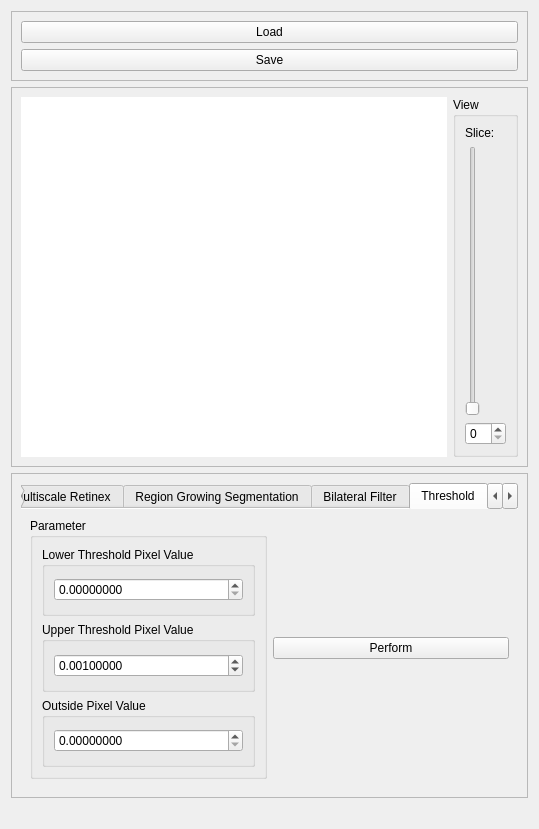
This is source/modules/image_widget/ImageWidget.ui in josefkoller/ambient_image_processor as Qt 5 draws it before an edit. The edited form follows.
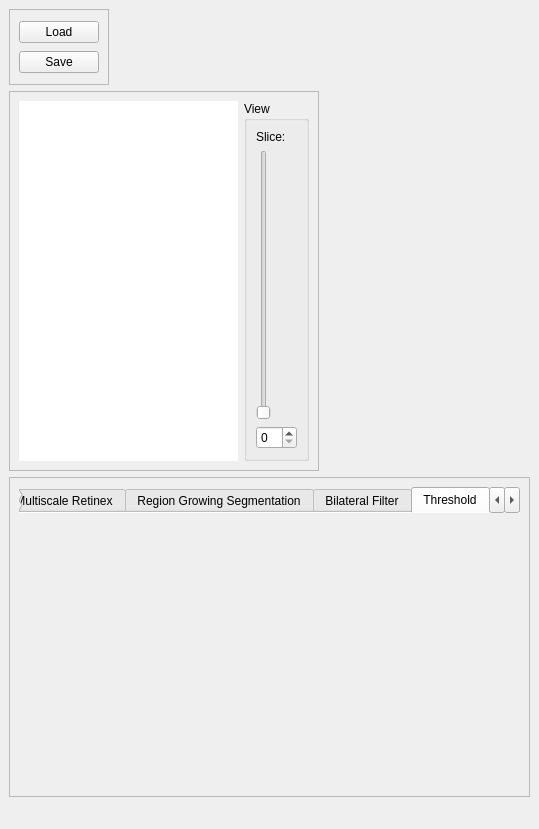
This is the edited form. The open tabs and pages were chosen to show the change. Custom widgets are drawn as their Qt base class.

Commit message: threshold module

```diff
--- a/source/modules/image_widget/ImageWidget.ui
+++ b/source/modules/image_widget/ImageWidget.ui
@@ -13,12 +13,18 @@
   <property name="windowTitle">
    <string>Form</string>
   </property>
-  <layout class="QVBoxLayout" name="verticalLayout">
-   <item>
     <widget class="QFrame" name="load_save_panel">
      <property name="enabled">
       <bool>true</bool>
      </property>
+   <property name="geometry">
+    <rect>
+     <x>9</x>
+     <y>9</y>
+     <width>100</width>
+     <height>76</height>
+    </rect>
+   </property>
      <property name="frameShape">
       <enum>QFrame::StyledPanel</enum>
      </property>
@@ -42,9 +48,15 @@
       </item>
      </layout>
     </widget>
-   </item>
-   <item>
     <widget class="QScrollArea" name="scrollAreaImage">
+   <property name="geometry">
+    <rect>
+     <x>9</x>
+     <y>91</y>
+     <width>310</width>
+     <height>380</height>
+    </rect>
+   </property>
      <property name="minimumSize">
       <size>
        <width>310</width>
@@ -59,7 +71,7 @@
        <rect>
         <x>0</x>
         <y>0</y>
-        <width>519</width>
+      <width>308</width>
         <height>378</height>
        </rect>
       </property>
@@ -145,9 +157,15 @@
       </layout>
      </widget>
     </widget>
-   </item>
-   <item>
     <widget class="QScrollArea" name="scrollAreaPanel">
+   <property name="geometry">
+    <rect>
+     <x>9</x>
+     <y>477</y>
+     <width>521</width>
+     <height>320</height>
+    </rect>
+   </property>
      <property name="minimumSize">
       <size>
        <width>0</width>
@@ -161,9 +179,9 @@
       <property name="geometry">
        <rect>
         <x>0</x>
-        <y>-17</y>
-        <width>505</width>
-        <height>335</height>
+      <y>0</y>
+      <width>519</width>
+      <height>318</height>
        </rect>
       </property>
       <layout class="QVBoxLayout" name="verticalLayout_10">
@@ -285,77 +303,7 @@
           </attribute>
           <layout class="QHBoxLayout" name="horizontalLayout_10">
            <item>
-            <widget class="QGroupBox" name="groupBox_10">
-             <property name="title">
-              <string>Parameter</string>
-             </property>
-             <layout class="QVBoxLayout" name="verticalLayout_12">
-              <item>
-               <widget class="QGroupBox" name="groupBox_11">
-                <property name="title">
-                 <string>Lower Threshold Pixel Value</string>
-                </property>
-                <layout class="QVBoxLayout" name="verticalLayout_13">
-                 <item>
-                  <widget class="QDoubleSpinBox" name="lowerThresholdSpinbox">
-                   <property name="decimals">
-                    <number>8</number>
-                   </property>
-                   <property name="maximum">
-                    <double>10000.000000000000000</double>
-                   </property>
-                   <property name="value">
-                    <double>0.000000000000000</double>
-                   </property>
-                  </widget>
-                 </item>
-                </layout>
-               </widget>
-              </item>
-              <item>
-               <widget class="QGroupBox" name="groupBox_12">
-                <property name="title">
-                 <string>Upper Threshold Pixel Value</string>
-                </property>
-                <layout class="QHBoxLayout" name="horizontalLayout_11">
-                 <item>
-                  <widget class="QDoubleSpinBox" name="upperThresholdSpinbox">
-                   <property name="decimals">
-                    <number>8</number>
-                   </property>
-                   <property name="value">
-                    <double>0.001000000000000</double>
-                   </property>
-                  </widget>
-                 </item>
-                </layout>
-               </widget>
-              </item>
-              <item>
-               <widget class="QGroupBox" name="sdfsdf">
-                <property name="title">
-                 <string>Outside Pixel Value</string>
-                </property>
-                <layout class="QVBoxLayout" name="verticalLayout_14">
-                 <item>
-                  <widget class="QDoubleSpinBox" name="outsideSpinbox">
-                   <property name="decimals">
-                    <number>8</number>
-                   </property>
-                  </widget>
-                 </item>
-                </layout>
-               </widget>
-              </item>
-             </layout>
-            </widget>
-           </item>
-           <item>
-            <widget class="QPushButton" name="thresholdButton">
-             <property name="text">
-              <string>Perform</string>
-             </property>
-            </widget>
+          <widget class="ThresholdFilterWidget" name="threshold_widget" native="true"/>
            </item>
           </layout>
          </widget>
@@ -414,15 +362,19 @@
       </layout>
      </widget>
     </widget>
-   </item>
-   <item>
     <widget class="QLabel" name="status_bar">
+   <property name="geometry">
+    <rect>
+     <x>9</x>
+     <y>803</y>
+     <width>16</width>
+     <height>17</height>
+    </rect>
+   </property>
      <property name="text">
       <string/>
      </property>
     </widget>
-   </item>
-  </layout>
  </widget>
  <customwidgets>
   <customwidget>
@@ -503,6 +455,12 @@
    <header>source/modules/bilateral_filter/BilateralFilterWidget.h</header>
    <container>1</container>
   </customwidget>
+  <customwidget>
+   <class>ThresholdFilterWidget</class>
+   <extends>QWidget</extends>
+   <header>source/modules/threshold/ThresholdFilterWidget.h</header>
+   <container>1</container>
+  </customwidget>
  </customwidgets>
  <resources/>
  <connections/>
```
Left out of the diff: 2 changed lines with no effect on the pictures. Lines whose indentation alone changed are shown as unchanged. The commit also changes 5 other files.
